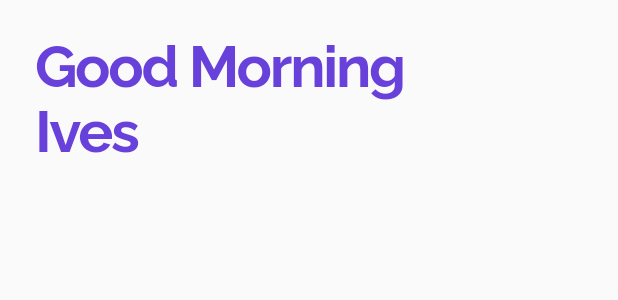
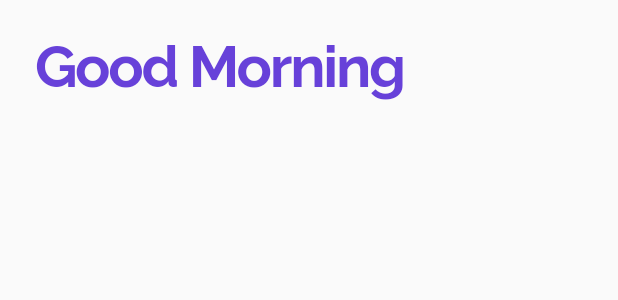
Before and after one commit to Ivy-Walobwa/wabi_sabi_app, a Flutter app: the NotesOverViewPage widget shown alone on an empty page, opened directly, on a phone screen of 412 x 824 dp. Shown: the top 300 px of the screen. Run offline on Flutter 3.47's test engine with Material 2 defaults, Android fonts, the phone set to English and light mode, and no system bars; our stand-ins replace auto_route, bloc, cloud_firestore, dartz, firebase_auth, firebase_core and 9 more; accounts and stored records are empty.

Commit message:
updated TODO

```diff
--- a/lib/presentation/notes/note_form/widgets/new_note_form_widget.dart
+++ b/lib/presentation/notes/note_form/widgets/new_note_form_widget.dart
@@ -10,8 +10,6 @@ class NewNoteFormWidget extends StatelessWidget {
   @override
   Widget build(BuildContext context) {
     final height = MediaQuery.of(context).size.height;
-
-    // TODO: Implement isSaving overlay + spinner
     return SizedBox(
       height: height * 0.96,
       child: BlocBuilder<NoteFormBloc, NoteFormState>(
--- a/lib/presentation/notes/notes_overview/note_overview_page.dart
+++ b/lib/presentation/notes/notes_overview/note_overview_page.dart
@@ -38,8 +38,6 @@ class NotesOverViewPage extends StatelessWidget {
               child: Column(
                 crossAxisAlignment: CrossAxisAlignment.start,
                 children: [
-                  // TODO: Populate greeting according to time of day
-
                   Text(
                     greeting(),
                     style: Theme.of(context)
@@ -47,12 +45,7 @@ class NotesOverViewPage extends StatelessWidget {
                         .headline1!
                         .copyWith(color: kpurpleColor),
                   ),
-                  // TODO: Populate user actual name
-                  Text('Ives',
-                      style: Theme.of(context)
-                          .textTheme
-                          .headline1!
-                          .copyWith(color: kpurpleColor)),
+                  // TODO: Populate user actual name from username db
                   kverticalSpaceBetweenWidgets,
                   kverticalSpaceBetweenWidgets,
                   NoteOverViewBodyWidget(),
@@ -75,4 +68,5 @@ class NotesOverViewPage extends StatelessWidget {
     }
     return 'Good Evening';
   }
+
 }
```
